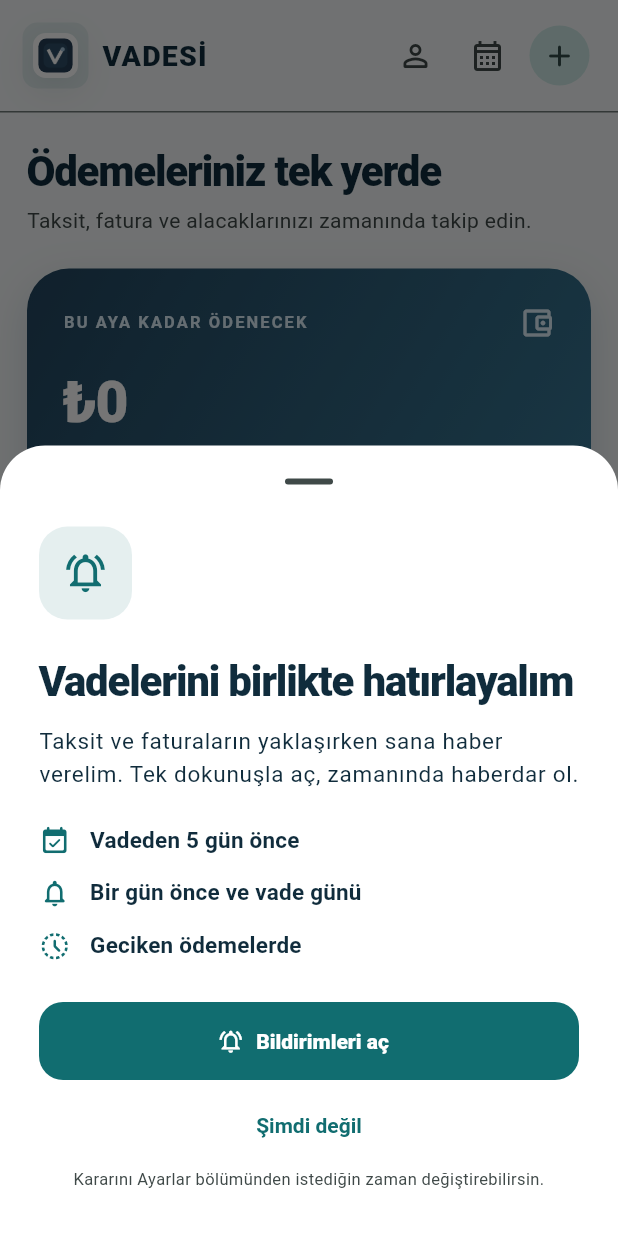
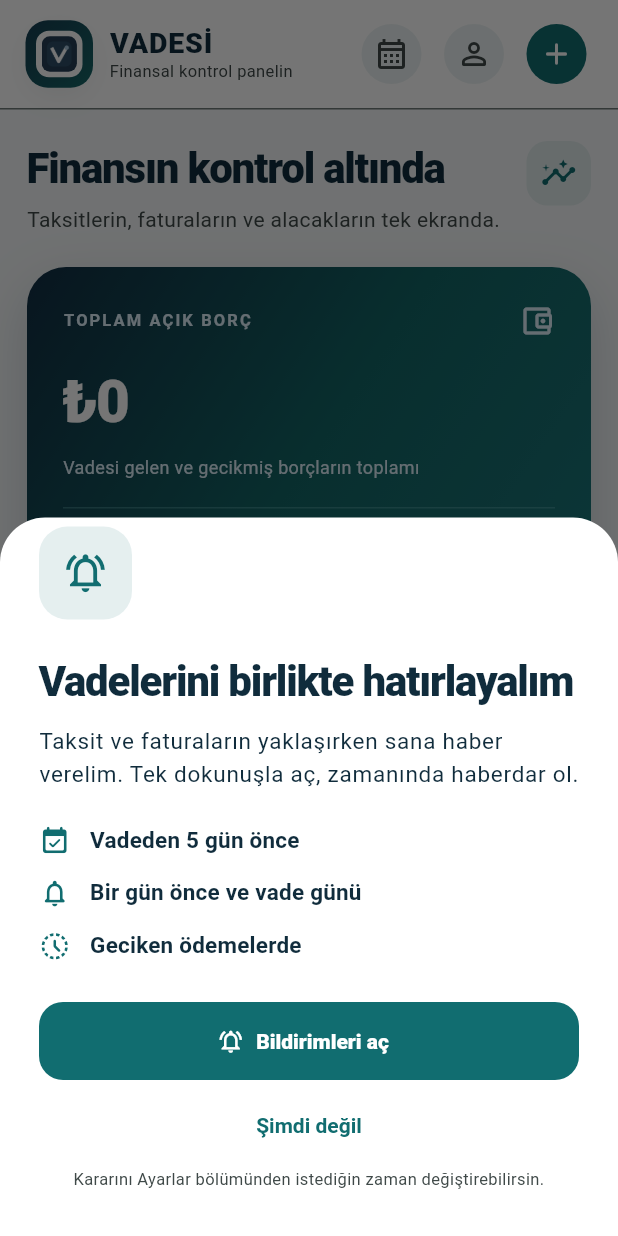
Before and after one commit to otsho675-afk/VADE, a Flutter app: the screen it shows after launch, after a tap on "Misafir olarak devam et", on a phone screen of 412 x 824 dp. Run offline on Flutter 3.47's test engine with Material 3 defaults, Android fonts, the phone set to English and light mode, and no system bars; our stand-ins replace cloud_firestore, cloud_functions, file_picker, firebase_auth, firebase_core, firebase_database and 8 more; missing offline and left inert: onesignal_flutter; accounts and stored records are empty.

Commit message:
design(home): premium responsive navigation, compact toolbar and finance dashboard

```diff
--- a/lib/ui/screens/home_shell.dart
+++ b/lib/ui/screens/home_shell.dart
@@ -49,6 +49,8 @@
     showModalBottomSheet<void>(
       context: context,
       isScrollControlled: true,
+      isDismissible: false,
+      enableDrag: false,
       useSafeArea: true,
       builder: (sheetContext) {
         final scheme = Theme.of(sheetContext).colorScheme;
@@ -194,32 +196,65 @@
           ],
           Expanded(child: Column(children: [
             Container(
-              padding: EdgeInsets.symmetric(horizontal: width < 420 ? 15 : 22, vertical: 13),
-              decoration: BoxDecoration(color: Theme.of(context).scaffoldBackgroundColor,
-                border: Border(bottom: BorderSide(color: Theme.of(context).dividerColor))),
+              padding: EdgeInsets.fromLTRB(width < 420 ? 17 : 24, 12,
+                  width < 420 ? 17 : 24, 12),
+              decoration: BoxDecoration(
+                color: Theme.of(context).colorScheme.surface,
+                border: Border(bottom: BorderSide(color: Theme.of(context).dividerColor)),
+              ),
               child: Row(children: [
                 if (!desktop) ...[
-                  Container(padding: const EdgeInsets.all(7), decoration: BoxDecoration(
-                    color: Theme.of(context).colorScheme.primary.withValues(alpha: .09),
-                    borderRadius: BorderRadius.circular(10)),
-                    child: const BrandMark(size: 30)),
-                  const SizedBox(width: 9),
-                  Text('VADESİ', style: Theme.of(context).textTheme.titleLarge?.copyWith(letterSpacing: .8)),
-                ] else Text(['Genel bakış', 'Ödemeler', 'Raporlar', 'Ayarlar'][_selected],
-                  style: Theme.of(context).textTheme.headlineSmall),
-                const Spacer(),
-                IconButton(tooltip: store.cloud.user == null ? 'Giriş yap / Üye ol' : 'Hesabım',
+                  Container(
+                    width: 45, height: 45,
+                    padding: const EdgeInsets.all(7),
+                    decoration: BoxDecoration(
+                      gradient: const LinearGradient(
+                        colors: [Color(0xFF153C51), Color(0xFF166969)],
+                        begin: Alignment.topLeft, end: Alignment.bottomRight,
+                      ),
+                      borderRadius: BorderRadius.circular(15)),
+                    child: const BrandMark(size: 31),
+                  ),
+                  const SizedBox(width: 11),
+                  Expanded(child: Column(
+                    crossAxisAlignment: CrossAxisAlignment.start, children: [
+                    Text('VADESİ', style: Theme.of(context).textTheme.titleLarge?.copyWith(
+                      fontWeight: FontWeight.w900, letterSpacing: .6)),
+                    Text(['Finansal kontrol panelin', 'Ödemelerini yönet', 'Nakit akışını keşfet', 'Tercihlerin'][_selected],
+                      maxLines: 1, overflow: TextOverflow.ellipsis,
+                      style: TextStyle(color: Theme.of(context).colorScheme.onSurfaceVariant,
+                        fontSize: 11)),
+                  ])),
+                ] else Expanded(child: Text(
+                  ['Genel bakış', 'Ödemeler', 'Raporlar', 'Ayarlar'][_selected],
+                  style: Theme.of(context).textTheme.headlineSmall)),
+                IconButton(
+                  tooltip: 'Ödeme takvimi',
+                  style: IconButton.styleFrom(
+                    backgroundColor: Theme.of(context).colorScheme.primary.withValues(alpha: .08)),
+                  icon: const Icon(Icons.calendar_month_outlined),
+                  onPressed: () => Navigator.push(context,
+                    MaterialPageRoute(builder: (_) => CalendarPage(store: store))),
+                ),
+                const SizedBox(width: 7),
+                IconButton(
+                  tooltip: store.cloud.user == null ? 'Giriş yap / Üye ol' : 'Hesabım',
+                  style: IconButton.styleFrom(
+                    backgroundColor: Theme.of(context).colorScheme.primary.withValues(alpha: .08)),
                   icon: const Icon(Icons.person_outline_rounded),
-                  onPressed: () => Navigator.push(context, MaterialPageRoute(
-                    builder: (_) => AccountPage(store: store)))),
-                IconButton(tooltip: 'Ödeme takvimi', icon: const Icon(Icons.calendar_month_outlined),
-                  onPressed: () => Navigator.push(context, MaterialPageRoute(
-                    builder: (_) => CalendarPage(store: store)))),
-
-                if (desktop) FilledButton.icon(onPressed: _openAdd, icon: const Icon(Icons.add_rounded),
+                  onPressed: () => Navigator.push(context,
+                    MaterialPageRoute(builder: (_) => AccountPage(store: store))),
+                ),
+                const SizedBox(width: 7),
+                if (desktop) FilledButton.icon(
+                  onPressed: _openAdd,
+                  icon: const Icon(Icons.add_rounded),
                   label: const Text('Yeni ödeme'))
-                else IconButton.filledTonal(icon: const Icon(Icons.add_rounded),
-                  tooltip: 'Yeni ödeme ekle', onPressed: _openAdd),
+                else IconButton.filled(
+                  tooltip: 'Yeni ödeme ekle',
+                  onPressed: _openAdd,
+                  icon: const Icon(Icons.add_rounded),
+                ),
               ]),
             ),
             Expanded(child: switch (_selected) {
@@ -230,19 +265,27 @@
             }),
           ])),
         ])),
-        bottomNavigationBar: desktop ? null : NavigationBar(
+        bottomNavigationBar: desktop ? null : DecoratedBox(
+          decoration: BoxDecoration(
+            color: Theme.of(context).colorScheme.surface,
+            border: Border(top: BorderSide(color: Theme.of(context).dividerColor)),
+            boxShadow: [BoxShadow(color: Colors.black.withValues(alpha: .04),
+              blurRadius: 18, offset: const Offset(0, -4))],
+          ),
+          child: NavigationBar(
             selectedIndex: _selected,
             onDestinationSelected: (v) => setState(() => _selected = v),
             destinations: const [
-            NavigationDestination(icon: Icon(Icons.grid_view_outlined),
-              selectedIcon: Icon(Icons.grid_view_rounded), label: 'Genel'),
+              NavigationDestination(icon: Icon(Icons.space_dashboard_outlined),
+                selectedIcon: Icon(Icons.space_dashboard_rounded), label: 'Genel'),
               NavigationDestination(icon: Icon(Icons.receipt_long_outlined),
                 selectedIcon: Icon(Icons.receipt_long_rounded), label: 'Ödemeler'),
-            NavigationDestination(icon: Icon(Icons.insert_chart_outlined),
-              selectedIcon: Icon(Icons.insert_chart_rounded), label: 'Raporlar'),
-            NavigationDestination(icon: Icon(Icons.settings_outlined),
-              selectedIcon: Icon(Icons.settings_rounded), label: 'Ayarlar'),
+              NavigationDestination(icon: Icon(Icons.bar_chart_outlined),
+                selectedIcon: Icon(Icons.bar_chart_rounded), label: 'Raporlar'),
+              NavigationDestination(icon: Icon(Icons.tune_rounded),
+                selectedIcon: Icon(Icons.tune_rounded), label: 'Ayarlar'),
             ],
+          ),
         ),
       );
     });
@@ -257,41 +300,53 @@
   });
 
   Widget _dashboard() => _pageLayout(Column(crossAxisAlignment: CrossAxisAlignment.start, children: [
-    Text('Ödemeleriniz tek yerde', style: Theme.of(context).textTheme.headlineMedium),
-    const SizedBox(height: 5),
-    Text('Taksit, fatura ve alacaklarınızı zamanında takip edin.',
+    Row(crossAxisAlignment: CrossAxisAlignment.start, children: [
+      Expanded(child: Column(crossAxisAlignment: CrossAxisAlignment.start, children: [
+        Text('Finansın kontrol altında', style: Theme.of(context).textTheme.headlineMedium),
+        const SizedBox(height: 6),
+        Text('Taksitlerin, faturaların ve alacakların tek ekranda.',
           style: TextStyle(color: Theme.of(context).colorScheme.onSurfaceVariant)),
+      ])),
+      Container(
+        width: 43, height: 43,
+        decoration: BoxDecoration(
+          color: Theme.of(context).colorScheme.primary.withValues(alpha: .09),
+          borderRadius: BorderRadius.circular(14)),
+        child: Icon(Icons.insights_rounded, color: Theme.of(context).colorScheme.primary)),
+    ]),
     const SizedBox(height: 22),
     Container(
       width: double.infinity,
       padding: const EdgeInsets.all(24),
       decoration: BoxDecoration(
         gradient: const LinearGradient(begin: Alignment.topLeft, end: Alignment.bottomRight,
-          colors: [Color(0xFF23465F), Color(0xFF397C9A)]),
-        borderRadius: BorderRadius.circular(28),
-        boxShadow: [BoxShadow(color: const Color(0xFF23465F).withValues(alpha: .18),
-          blurRadius: 24, offset: const Offset(0, 10))],
+          colors: [Color(0xFF112E43), Color(0xFF126565), Color(0xFF1B777B)]),
+        borderRadius: BorderRadius.circular(26),
+        boxShadow: [BoxShadow(color: const Color(0xFF112E43).withValues(alpha: .19),
+          blurRadius: 30, offset: const Offset(0, 13))],
       ),
       child: Column(crossAxisAlignment: CrossAxisAlignment.start, children: [
         Row(children: [
-          const Expanded(child: Text('BU AYA KADAR ÖDENECEK',
+          const Expanded(child: Text('TOPLAM AÇIK BORÇ',
             style: TextStyle(color: Color(0xFFDCEEF8), fontSize: 11, letterSpacing: 1.4, fontWeight: FontWeight.w600))),
           const Icon(Icons.account_balance_wallet_outlined, color: Color(0xFFDCEEF8)),
         ]),
         const SizedBox(height: 14),
         FittedBox(fit: BoxFit.scaleDown, child: Text(formatCompactMoney(store.monthOutgoing),
-          style: const TextStyle(color: Colors.white, fontSize: 38, fontWeight: FontWeight.w800, letterSpacing: -1))),
+          style: const TextStyle(color: Colors.white, fontSize: 39, fontWeight: FontWeight.w900, letterSpacing: -1.2))),
         const SizedBox(height: 8),
         const Text('Vadesi gelen ve gecikmiş borçların toplamı',
           style: TextStyle(color: Color(0xFFDCEEF8), fontSize: 12)),
-        const SizedBox(height: 20),
-        Wrap(spacing: 12, runSpacing: 10, children: [
-          FilledButton.icon(style: FilledButton.styleFrom(backgroundColor: const Color(0xFFD5EDFD),
-              foregroundColor: const Color(0xFF23465F)),
+        const SizedBox(height: 18),
+        const Divider(color: Color(0x557BC3C5), height: 1),
+        const SizedBox(height: 18),
+        Wrap(spacing: 10, runSpacing: 10, children: [
+          FilledButton.icon(style: FilledButton.styleFrom(backgroundColor: const Color(0xFFE7FCF8),
+              foregroundColor: const Color(0xFF123C49)),
             onPressed: _openAdd, icon: const Icon(Icons.add_rounded), label: const Text('Ödeme ekle')),
           TextButton.icon(style: TextButton.styleFrom(foregroundColor: Colors.white),
             onPressed: () => Navigator.push(context, MaterialPageRoute(builder: (_) => CalendarPage(store: store))),
-            icon: const Icon(Icons.calendar_month_outlined), label: const Text('Takvimim')),
+            icon: const Icon(Icons.calendar_month_outlined), label: const Text('Takvim')),
         ]),
       ]),
     ),
```
Lines whose indentation alone changed are shown as unchanged.
